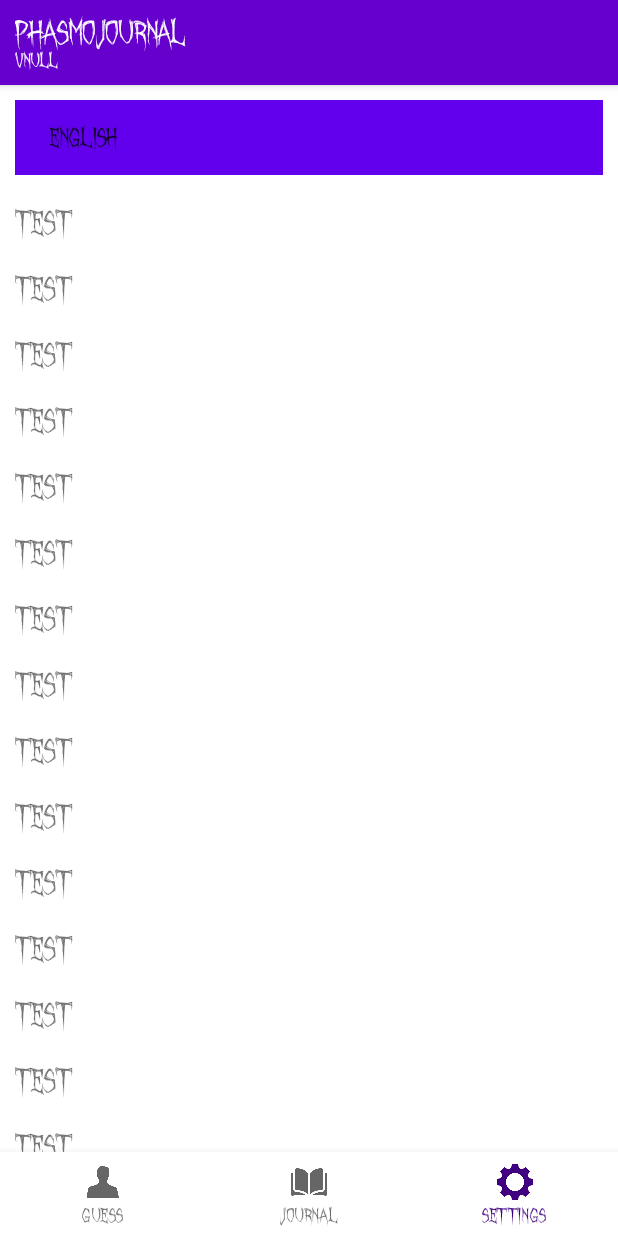
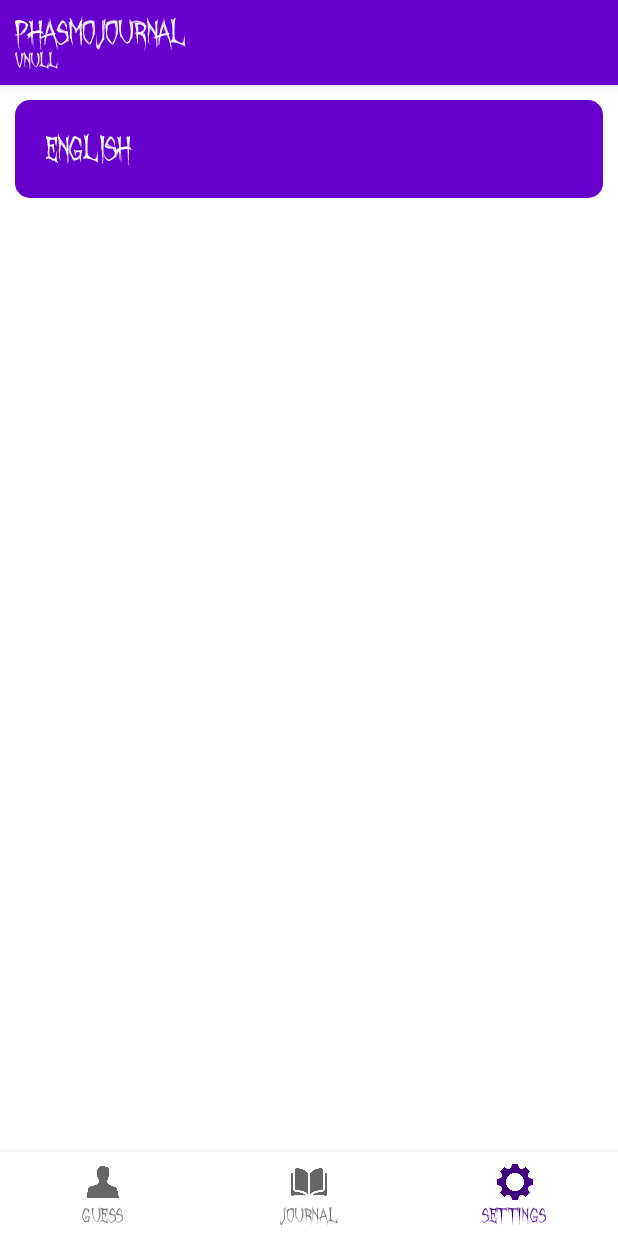
Before and after one commit to CaptainArekor/PhasmoJournal, an Android app: the SettingsFragment screen opened through its navigation route, on a phone screen of 412 x 824 dp. Run offline under Robolectric (Android 15) with nearby library versions, the phone set to English and light mode, and no system bars; our stand-ins replace navigation-ui.

Commit message:
Set custom spinner item

```diff
--- a/app/src/main/java/com/arekor/phasmojournal/ui/settings/SettingsFragment.kt
+++ b/app/src/main/java/com/arekor/phasmojournal/ui/settings/SettingsFragment.kt
@@ -36,7 +36,7 @@ class SettingsFragment : FragmentBase<FragmentBaseListener>() {
         val localeList : Array<String> = currentActivity?.getLanguageList() ?: arrayOf()
         val localeAdapter: ArrayAdapter<String> = ArrayAdapter<String>(
             requireContext(),
-            android.R.layout.simple_spinner_item,
+            R.layout.custom_spinner_item,
             localeList
         )
         val localeSpinner: Spinner = root.findViewById(R.id.settings_locale_spinner)
--- /dev/null
+++ b/app/src/main/res/drawable/design_primary_round_corner.xml
@@ -0,0 +1,8 @@
+<?xml version="1.0" encoding="utf-8"?>
+<shape xmlns:android="http://schemas.android.com/apk/res/android"
+    android:shape="rectangle">
+
+    <corners android:radius="10dp" />
+    <solid android:color="?attr/colorPrimaryVariant" />
+
+</shape>
--- /dev/null
+++ b/app/src/main/res/layout/custom_spinner_item.xml
@@ -0,0 +1,11 @@
+<?xml version="1.0" encoding="utf-8"?>
+
+<TextView
+    xmlns:android="http://schemas.android.com/apk/res/android"
+    android:layout_width="match_parent"
+    android:layout_height="wrap_content"
+    android:textSize="20sp"
+    android:background="?attr/colorPrimaryVariant"
+    android:textColor="@color/white"
+    android:padding="5dip"
+    />
--- a/app/src/main/res/layout/fragment_settings.xml
+++ b/app/src/main/res/layout/fragment_settings.xml
@@ -69,117 +69,8 @@
                 android:layout_width="match_parent"
                 android:layout_height="wrap_content"
                 android:padding="15dp"
-                android:background="@color/design_default_color_primary"
+                android:background="@drawable/design_primary_round_corner"
                 android:spinnerMode="dropdown"/>
-
-            <TextView
-                android:layout_width="match_parent"
-                android:layout_height="wrap_content"
-                android:text="test"
-                android:layout_marginTop="20dp"
-                android:textSize="20sp"/>
-            <TextView
-                android:layout_width="match_parent"
-                android:layout_height="wrap_content"
-                android:text="test"
-                android:layout_marginTop="20dp"
-                android:textSize="20sp"/>
-            <TextView
-                android:layout_width="match_parent"
-                android:layout_height="wrap_content"
-                android:text="test"
-                android:layout_marginTop="20dp"
-                android:textSize="20sp"/>
-            <TextView
-                android:layout_width="match_parent"
-                android:layout_height="wrap_content"
-                android:text="test"
-                android:layout_marginTop="20dp"
-                android:textSize="20sp"/>
-            <TextView
-                android:layout_width="match_parent"
-                android:layout_height="wrap_content"
-                android:text="test"
-                android:layout_marginTop="20dp"
-                android:textSize="20sp"/>
-            <TextView
-                android:layout_width="match_parent"
-                android:layout_height="wrap_content"
-                android:text="test"
-                android:layout_marginTop="20dp"
-                android:textSize="20sp"/>
-            <TextView
-                android:layout_width="match_parent"
-                android:layout_height="wrap_content"
-                android:text="test"
-                android:layout_marginTop="20dp"
-                android:textSize="20sp"/>
-            <TextView
-                android:layout_width="match_parent"
-                android:layout_height="wrap_content"
-                android:text="test"
-                android:layout_marginTop="20dp"
-                android:textSize="20sp"/>
-            <TextView
-                android:layout_width="match_parent"
-                android:layout_height="wrap_content"
-                android:text="test"
-                android:layout_marginTop="20dp"
-                android:textSize="20sp"/>
-            <TextView
-                android:layout_width="match_parent"
-                android:layout_height="wrap_content"
-                android:text="test"
-                android:layout_marginTop="20dp"
-                android:textSize="20sp"/>
-            <TextView
-                android:layout_width="match_parent"
-                android:layout_height="wrap_content"
-                android:text="test"
-                android:layout_marginTop="20dp"
-                android:textSize="20sp"/>
-            <TextView
-                android:layout_width="match_parent"
-                android:layout_height="wrap_content"
-                android:text="test"
-                android:layout_marginTop="20dp"
-                android:textSize="20sp"/>
-            <TextView
-                android:layout_width="match_parent"
-                android:layout_height="wrap_content"
-                android:text="test"
-                android:layout_marginTop="20dp"
-                android:textSize="20sp"/>
-            <TextView
-                android:layout_width="match_parent"
-                android:layout_height="wrap_content"
-                android:text="test"
-                android:layout_marginTop="20dp"
-                android:textSize="20sp"/>
-            <TextView
-                android:layout_width="match_parent"
-                android:layout_height="wrap_content"
-                android:text="test"
-                android:layout_marginTop="20dp"
-                android:textSize="20sp"/>
-            <TextView
-                android:layout_width="match_parent"
-                android:layout_height="wrap_content"
-                android:text="test"
-                android:layout_marginTop="20dp"
-                android:textSize="20sp"/>
-            <TextView
-                android:layout_width="match_parent"
-                android:layout_height="wrap_content"
-                android:text="test"
-                android:layout_marginTop="20dp"
-                android:textSize="20sp"/>
-            <TextView
-                android:layout_width="match_parent"
-                android:layout_height="wrap_content"
-                android:text="test"
-                android:layout_marginTop="20dp"
-                android:textSize="20sp"/>
 
         </LinearLayout>
     </androidx.core.widget.NestedScrollView>
```
